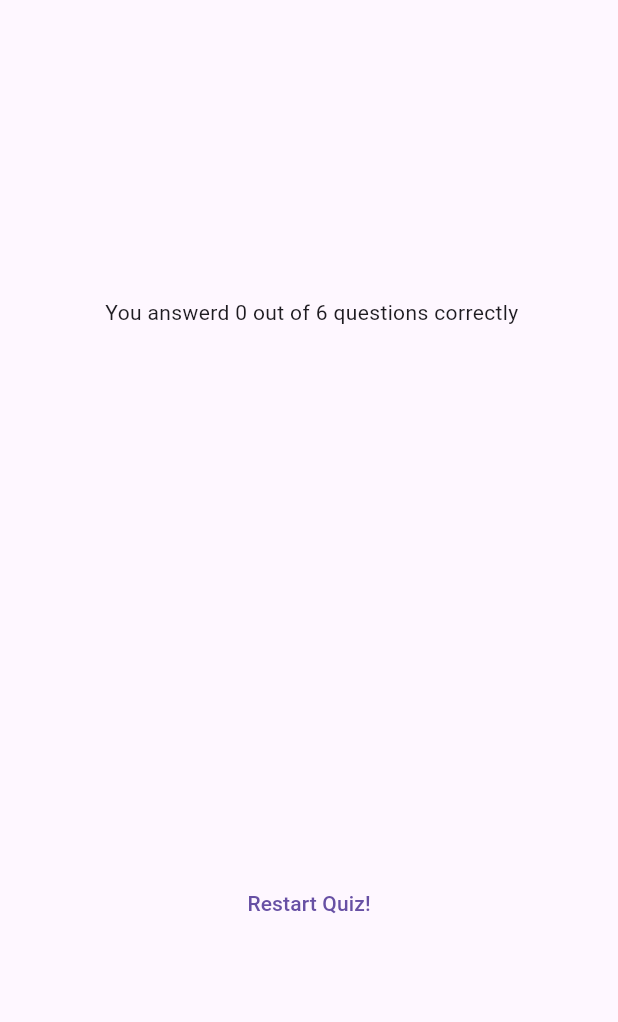
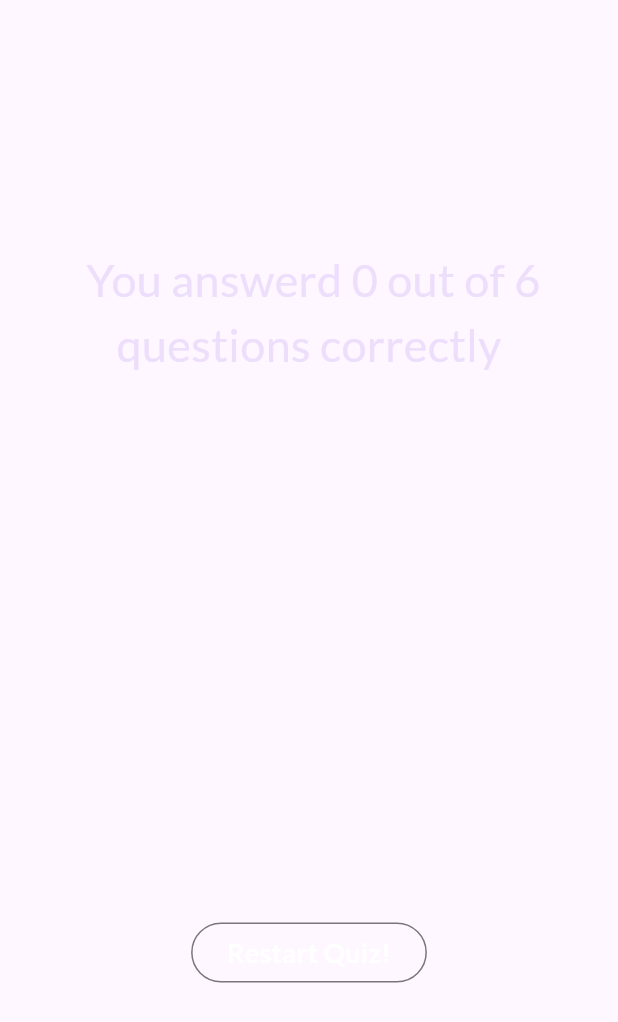
Before and after one commit to dishambha/QuizApp_Flutter, a Flutter app: the ResultsScreen widget shown alone on an empty page, opened directly with empty values, on a phone screen of 412 x 824 dp. Shown: the top 1022 px of the screen. Run offline on Flutter 3.47's test engine with Material 3 defaults, Android fonts, the phone set to English and light mode, and no system bars; our stand-ins replace google_fonts.

Commit message:
done with the last result summary page

```diff
--- a/lib/results_screen.dart
+++ b/lib/results_screen.dart
@@ -1,24 +1,28 @@
 import 'package:flutter/material.dart';
 import 'package:quiz_app/data/questions.dart';
 import 'package:quiz_app/questions_summary.dart';
+import 'package:google_fonts/google_fonts.dart';
 
 class ResultsScreen extends StatelessWidget {
-  const ResultsScreen({super.key, required this.chosenAnswers});
+  const ResultsScreen({
+    super.key,
+    required this.chosenAnswers,
+    required this.reset,
+  });
 
   final List<String> chosenAnswers;
+  final Function reset;
 
   List<Map<String, Object>> getSummaryData() {
     final List<Map<String, Object>> summary = [];
 
     for (var i = 0; i < chosenAnswers.length; i++) {
-      summary.add(
-        {
+      summary.add({
         'question_index': i,
         'question': questions[i].text,
         'correct_answer': questions[i].answers[0],
-        'user_answer': chosenAnswers[i]
-        }
-      );
+        'user_answer': chosenAnswers[i],
+      });
     }
     return summary;
   }
@@ -38,11 +42,28 @@ class ResultsScreen extends StatelessWidget {
         child: Column(
           mainAxisAlignment: MainAxisAlignment.center,
           children: [
-            Text(" You answerd $numCorrectQuestions out of $numTotalQuestions questions correctly"),
-            const SizedBox(height: 30,),
+            Text(
+              " You answerd $numCorrectQuestions out of $numTotalQuestions questions correctly",
+              textAlign: TextAlign.center,
+              style: GoogleFonts.lato(
+                color: const Color.fromARGB(255, 237, 223, 252),
+                fontSize: 30,
+              ),
+            ),
+            const SizedBox(height: 30),
             QuestionsSummary(getSummaryData()),
-            const SizedBox(height: 30,),
-            TextButton(onPressed: () {}, child: Text('Restart Quiz!')),
+            const SizedBox(height: 30),
+            OutlinedButton(
+              onPressed: () {
+                reset();
+              },
+              child: Text('Restart Quiz!', textAlign: TextAlign.center,
+              style: GoogleFonts.lato(
+                color: Colors.white,
+                fontSize: 18,
+                fontWeight: FontWeight.bold,
+              ) ,),
+            ),
           ],
         ),
       ),
```
Also changed, not shown: lib/questions_summary.dart (+42 -6 lines), lib/quiz.dart (+12 -2 lines).
